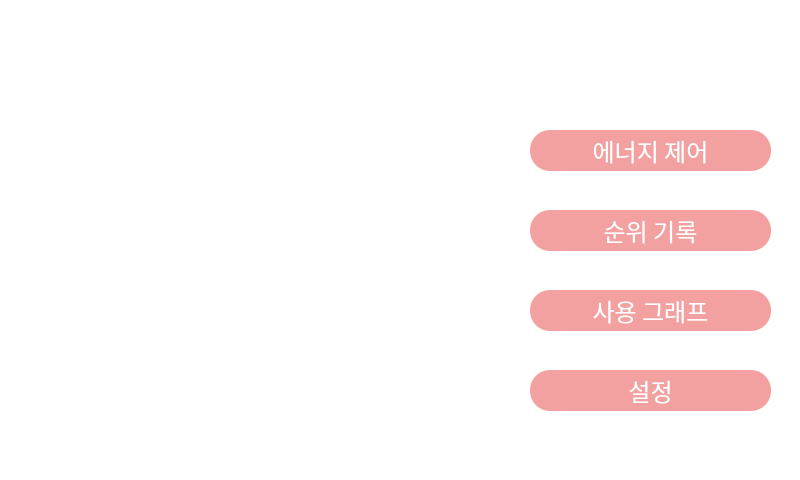
First picture: the form in designer/main_energyprotector.ui, repository dsm-change-maker/energyprotector-raspberrypi-gui, before the edit.
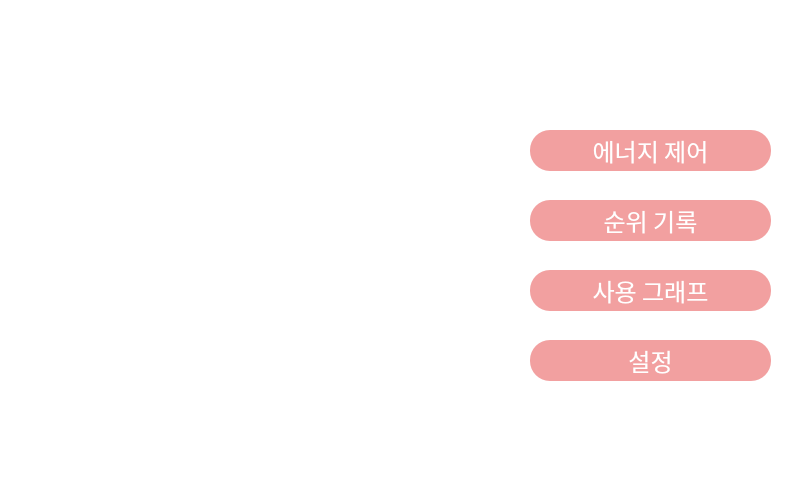
Second picture: the form after the edit. Icons and pictures are not drawn.

```diff
--- a/designer/main_energyprotector.ui
+++ b/designer/main_energyprotector.ui
@@ -68,7 +68,7 @@
     <property name="geometry">
      <rect>
       <x>530</x>
-      <y>210</y>
+      <y>200</y>
       <width>241</width>
       <height>41</height>
      </rect>
@@ -96,7 +96,7 @@
     <property name="geometry">
      <rect>
       <x>530</x>
-      <y>290</y>
+      <y>270</y>
       <width>241</width>
       <height>41</height>
      </rect>
@@ -124,7 +124,7 @@
     <property name="geometry">
      <rect>
       <x>530</x>
-      <y>370</y>
+      <y>340</y>
       <width>241</width>
       <height>41</height>
      </rect>
@@ -152,9 +152,9 @@
     <property name="geometry">
      <rect>
       <x>10</x>
-      <y>20</y>
+      <y>10</y>
       <width>502</width>
-      <height>402</height>
+      <height>421</height>
      </rect>
     </property>
     <property name="currentIndex">
```
